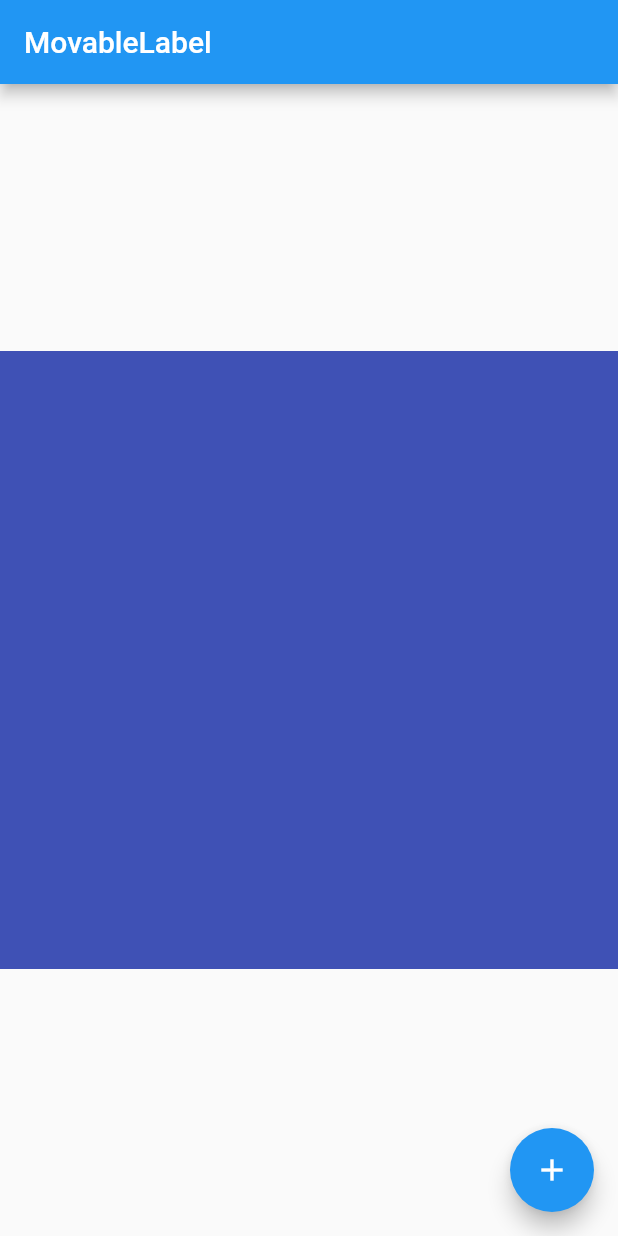
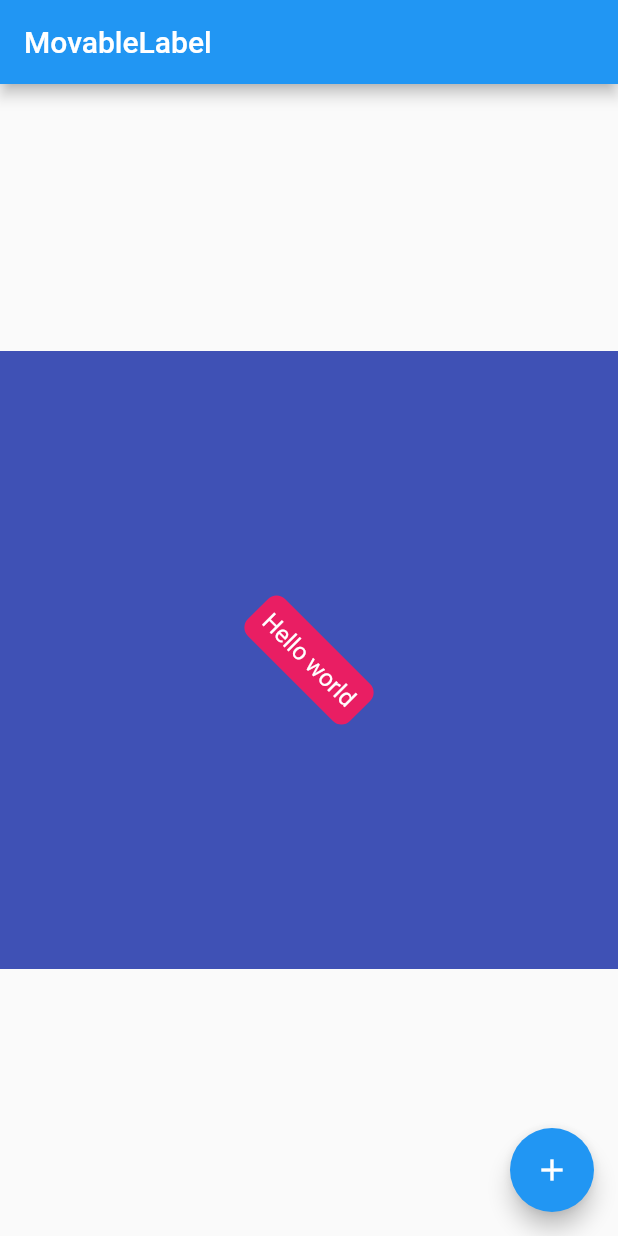
Before and after one commit to bruce3x/flutter_movable_label, a Flutter app: the screen it shows after launch, on a phone screen of 412 x 824 dp. Run offline on Flutter 3.47's test engine with Material 2 defaults, Android fonts, the light colour scheme and no system bars.

Commit message:
feat: translate label

```diff
--- a/example/lib/main.dart
+++ b/example/lib/main.dart
@@ -26,6 +26,25 @@ class MyHomePage extends StatefulWidget {
 }
 
 class _MyHomePageState extends State<MyHomePage> {
+  Widget _label(String text) {
+    return DecoratedBox(
+      decoration: BoxDecoration(
+        color: Colors.pink,
+        borderRadius: BorderRadius.all(Radius.circular(8)),
+      ),
+      child: Padding(
+        padding: const EdgeInsets.all(8.0),
+        child: Text(
+          text,
+          style: TextStyle(
+            fontSize: 16,
+            color: Colors.white,
+          ),
+        ),
+      ),
+    );
+  }
+
   @override
   Widget build(BuildContext context) {
     return Scaffold(
@@ -37,7 +56,18 @@ class _MyHomePageState extends State<MyHomePage> {
           aspectRatio: 1,
           child: Container(
             color: Colors.indigo,
-            child: MovableLabel(),
+            child: MovableLabel(
+              labels: [
+                Label(
+                  _label('Hello world'),
+                  LabelState(
+                    translation: Offset(0, 0),
+                    scale: 1.0,
+                    rotation: 45,
+                  ),
+                )
+              ],
+            ),
           ),
         ),
       ),
--- a/lib/flutter_movable_label.dart
+++ b/lib/flutter_movable_label.dart
@@ -1,4 +1,6 @@
 library flutter_movable_label;
+
+import 'dart:math';
 
 import 'package:flutter/material.dart';
 
@@ -8,16 +10,107 @@ class LabelState {
   final double rotation;
 
   LabelState({this.translation = Offset.zero, this.scale = 0, this.rotation = 0});
+
+  LabelState copyWith({Offset translation, double scale, double rotation}) {
+    return LabelState(
+      translation: translation ?? this.translation,
+      scale: scale ?? this.scale,
+      rotation: rotation ?? this.rotation,
+    );
+  }
+}
+
+class Label {
+  final Widget widget;
+  final LabelState state;
+
+  Label(this.widget, this.state);
+}
+
+class LabelWidget extends StatefulWidget {
+  final Label label;
+  final Function(LabelState) onStateUpdate;
+
+  const LabelWidget({Key key, this.label, this.onStateUpdate}) : super(key: key);
+
+  @override
+  _LabelWidgetState createState() => _LabelWidgetState();
+}
+
+class _LabelWidgetState extends State<LabelWidget> {
+  LabelState state;
+
+  @override
+  void initState() {
+    super.initState();
+    state = widget.label.state.copyWith();
+  }
+
+  @override
+  Widget build(BuildContext context) {
+    return GestureDetector(
+      onPanStart: (detail) {},
+      onPanUpdate: (details) {
+        print('onPanUpdate: ${details.delta}');
+        state = state.copyWith(translation: state.translation + details.delta);
+        setState(() {});
+      },
+      onPanCancel: () {
+        widget.onStateUpdate?.call(state);
+      },
+      onPanEnd: (detail) {
+        widget.onStateUpdate?.call(state);
+      },
+      child: Align(
+        alignment: Alignment.center,
+        child: Transform.translate(
+          offset: state.translation,
+          child: Transform.scale(
+            scale: state.scale,
+            child: Transform.rotate(
+              angle: state.rotation / 360 * 2 * pi,
+              child: widget.label.widget,
+            ),
+          ),
+        ),
+      ),
+    );
+  }
 }
 
 class MovableLabel extends StatefulWidget {
+  final List<Label> labels;
+
+  const MovableLabel({Key key, this.labels}) : super(key: key);
+
   @override
   _MovableLabelState createState() => _MovableLabelState();
 }
 
 class _MovableLabelState extends State<MovableLabel> {
+  List<Label> labels;
+  @override
+  void initState() {
+    super.initState();
+    labels = List.from(widget.labels ?? <Label>[]);
+  }
+
   @override
   Widget build(BuildContext context) {
-    return Container();
+    final children = labels
+        .asMap()
+        .entries
+        .map((entry) => LabelWidget(
+              label: entry.value,
+              onStateUpdate: (state) {
+                labels[entry.key] = Label(entry.value.widget, state);
+                setState(() {});
+              },
+            ))
+        .toList();
+
+    return Stack(
+      children: children,
+    );
   }
 }
```
